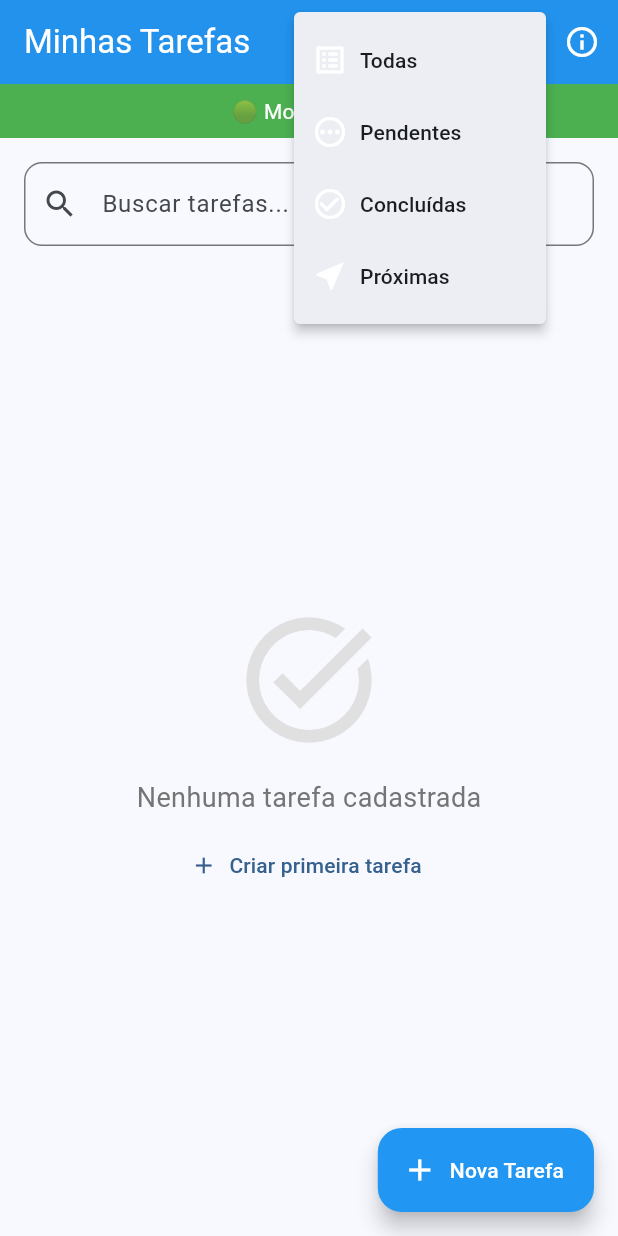
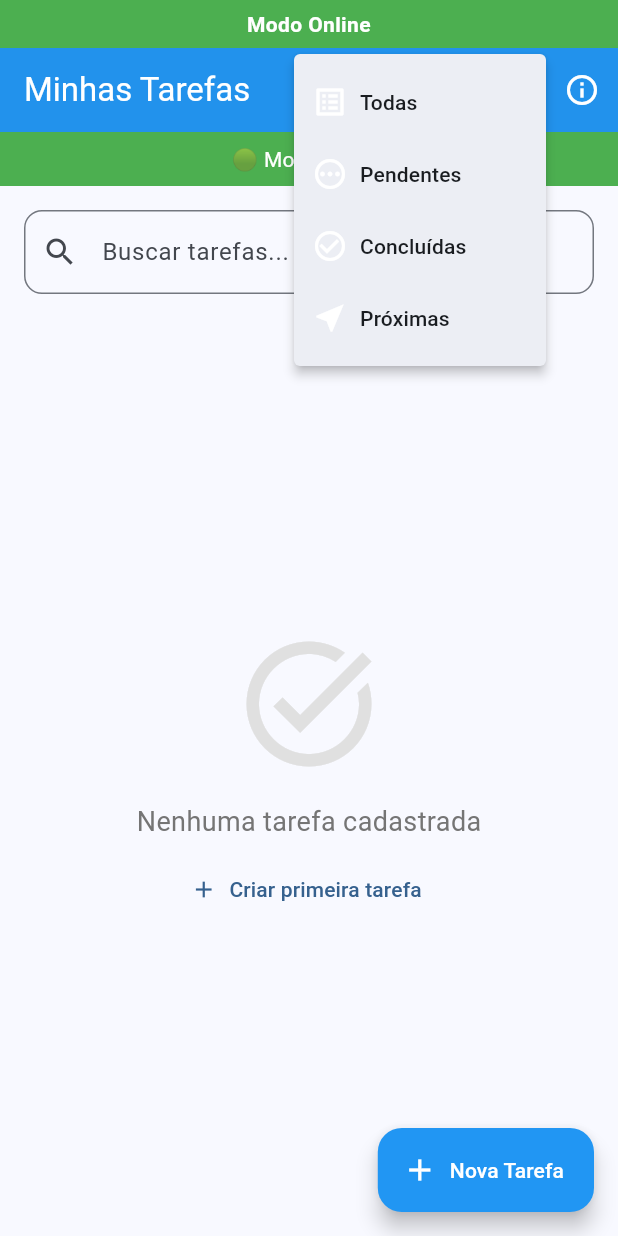
Before and after one commit to robinCrobin/flutter-lab-01, a Flutter app: the screen it shows after launch, after a tap on the "filter list" icon, on a phone screen of 412 x 824 dp. Run offline on Flutter 3.47's test engine with Material 3 defaults, Android fonts, the phone set to English and light mode, and no system bars; our stand-ins replace camera, connectivity_plus, geocoding, geolocator, image_picker, sensors_plus and 2 more; accounts and stored records are empty; network calls fail.

Commit message:
feat: funcionalidade de sincronização e gerenciamento de conectividade no Gerenciador de Tarefas

```diff
--- a/task_manager/lib/main.dart
+++ b/task_manager/lib/main.dart
@@ -1,14 +1,22 @@
 import 'package:flutter/material.dart';
 import 'services/camera_service.dart';
+import 'services/connectivity_service.dart';
+import 'services/sync_service.dart';
 import 'screens/task_list_screen.dart';
 
 void main() async {
   WidgetsFlutterBinding.ensureInitialized();
+  await CameraService.instance.initialize();
+  _setupSync();
+  runApp(const MyApp());
+}
 
-  // Inicializar câmera
-  await CameraService.instance.initialize();
-
-  runApp(const MyApp());
+void _setupSync() {
+  ConnectivityService.instance.listenOnlineChanges((online) {
+    if (online) {
+      SyncService.instance.sync();
+    }
+  });
 }
 
 class MyApp extends StatelessWidget {
@@ -16,6 +24,11 @@ class MyApp extends StatelessWidget {
 
   @override
   Widget build(BuildContext context) {
+    return StreamBuilder<bool>(
+      stream: ConnectivityService.instance.online$,
+      initialData: true,
+      builder: (context, snap) {
+        final online = snap.data == true;
         return MaterialApp(
           title: 'Task Manager Pro',
           debugShowCheckedModeBanner: false,
@@ -32,7 +45,25 @@ class MyApp extends StatelessWidget {
               ),
             ),
           ),
-      home: const TaskListScreen(),
+          home: Scaffold(
+            body: Column(
+              children: [
+                Container(
+                  width: double.infinity,
+                  color: online ? Colors.green : Colors.orange,
+                  padding: const EdgeInsets.symmetric(vertical: 6),
+                  child: Text(
+                    online ? 'Modo Online' : 'Modo Offline',
+                    textAlign: TextAlign.center,
+                    style: const TextStyle(color: Colors.white, fontWeight: FontWeight.bold),
+                  ),
+                ),
+                const Expanded(child: TaskListScreen()),
+              ],
+            ),
+          ),
+        );
+      },
     );
   }
 }
--- a/task_manager/lib/services/connectivity_service.dart
+++ b/task_manager/lib/services/connectivity_service.dart
@@ -13,4 +13,10 @@ class ConnectivityService {
     final result = await _connectivity.checkConnectivity();
     return result != ConnectivityResult.none;
   }
+
+  Stream<bool> get online$ => onConnectivityChanged.map((r) => r != ConnectivityResult.none).distinct();
+
+  void listenOnlineChanges(void Function(bool online) handler) {
+    online$.listen(handler);
+  }
 }
--- a/task_manager/lib/services/sync_service.dart
+++ b/task_manager/lib/services/sync_service.dart
@@ -2,6 +2,7 @@ import 'dart:convert';
 import '../models/task.dart';
 import 'database_service.dart';
 import 'connectivity_service.dart';
+import 'task_api_service.dart';
 
 class SyncService {
   SyncService._();
@@ -78,4 +79,68 @@ class SyncService {
       task: task,
     );
   }
+
+  Future<void> sync() async {
+    final online = await ConnectivityService.instance.isOnline;
+    if (!online) return;
+
+    // PULL: obter últimas modificações do servidor
+    final allLocal = await DatabaseService.instance.readAll();
+    DateTime since = allLocal.isEmpty
+        ? DateTime.fromMillisecondsSinceEpoch(0).toUtc()
+        : (allLocal.map((t) => t.serverUpdatedAt ?? DateTime.fromMillisecondsSinceEpoch(0)).toList()
+              ..sort()).last.toUtc();
+
+    try {
+      final remote = await TaskApiService.instance.fetchAllSince(since);
+      for (final r in remote) {
+        // LWW: compara serverUpdatedAt (remoto) vs lastModified (local)
+        final local = allLocal.firstWhere(
+          (l) => l.id == r.id,
+          orElse: () => r, // se não existir, usa remoto diretamente
+        );
+        if (local.id == null) {
+          await DatabaseService.instance.upsertFromServer(r);
+          continue;
+        }
+        final serverTs = r.serverUpdatedAt ?? r.lastModified;
+        final localTs = local.lastModified;
+        if (serverTs.isAfter(localTs)) {
+          await DatabaseService.instance.upsertFromServer(r);
+        }
+      }
+    } catch (_) {
+      // falha no pull não impede push
+    }
+
+    // PUSH: processar fila local para servidor
+    final queue = await DatabaseService.instance.getSyncQueue();
+    for (final item in queue) {
+      final action = item['action'] as String;
+      final payload = jsonDecode(item['payload']);
+      final task = Task.fromMap(payload);
+      try {
+        switch (action) {
+          case 'create':
+            final created = await TaskApiService.instance.create(task);
+            await DatabaseService.instance.upsertFromServer(created);
+            break;
+          case 'update':
+            final updated = await TaskApiService.instance.update(task);
+            await DatabaseService.instance.upsertFromServer(updated);
+            break;
+          case 'delete':
+            if (task.id != null) {
+              await TaskApiService.instance.delete(task.id!);
+            }
+            await DatabaseService.instance.delete(task.id!);
+            break;
+        }
+        await DatabaseService.instance.removeSyncAction(item['id'] as int);
+      } catch (e) {
+        // para o processamento no primeiro erro para tentar depois
+        break;
+      }
+    }
+  }
 }
--- /dev/null
+++ b/task_manager/lib/services/task_api_service.dart
@@ -0,0 +1,44 @@
+import 'dart:convert';
+import 'package:http/http.dart' as http;
+import '../models/task.dart';
+
+class TaskApiService {
+  TaskApiService._();
+  static final TaskApiService instance = TaskApiService._();
+
+  // Base URL da API - ajuste conforme seu backend
+  final String baseUrl = 'https://example.com/api';
+
+  Future<List<Task>> fetchAllSince(DateTime since) async {
+    final uri = Uri.parse('$baseUrl/tasks?since=${since.toUtc().toIso8601String()}');
+    final resp = await http.get(uri);
+    if (resp.statusCode != 200) throw Exception('Erro ao buscar tasks');
+    final list = jsonDecode(resp.body) as List<dynamic>;
+    return list.map((e) => Task.fromMap(e as Map<String, dynamic>)).toList();
+  }
+
+  Future<Task> create(Task task) async {
+    final uri = Uri.parse('$baseUrl/tasks');
+    final resp = await http.post(uri,
+        headers: {'Content-Type': 'application/json'},
+        body: jsonEncode(task.toMap()));
+    if (resp.statusCode != 201) throw Exception('Erro ao criar task');
+    return Task.fromMap(jsonDecode(resp.body));
+  }
+
+  Future<Task> update(Task task) async {
+    if (task.id == null) throw Exception('Task sem id');
+    final uri = Uri.parse('$baseUrl/tasks/${task.id}');
+    final resp = await http.put(uri,
+        headers: {'Content-Type': 'application/json'},
+        body: jsonEncode(task.toMap()));
+    if (resp.statusCode != 200) throw Exception('Erro ao atualizar task');
+    return Task.fromMap(jsonDecode(resp.body));
+  }
+
+  Future<void> delete(int id) async {
+    final uri = Uri.parse('$baseUrl/tasks/$id');
+    final resp = await http.delete(uri);
+    if (resp.statusCode != 204) throw Exception('Erro ao deletar task');
+  }
+}
```
Lines whose indentation alone changed are shown as unchanged.
